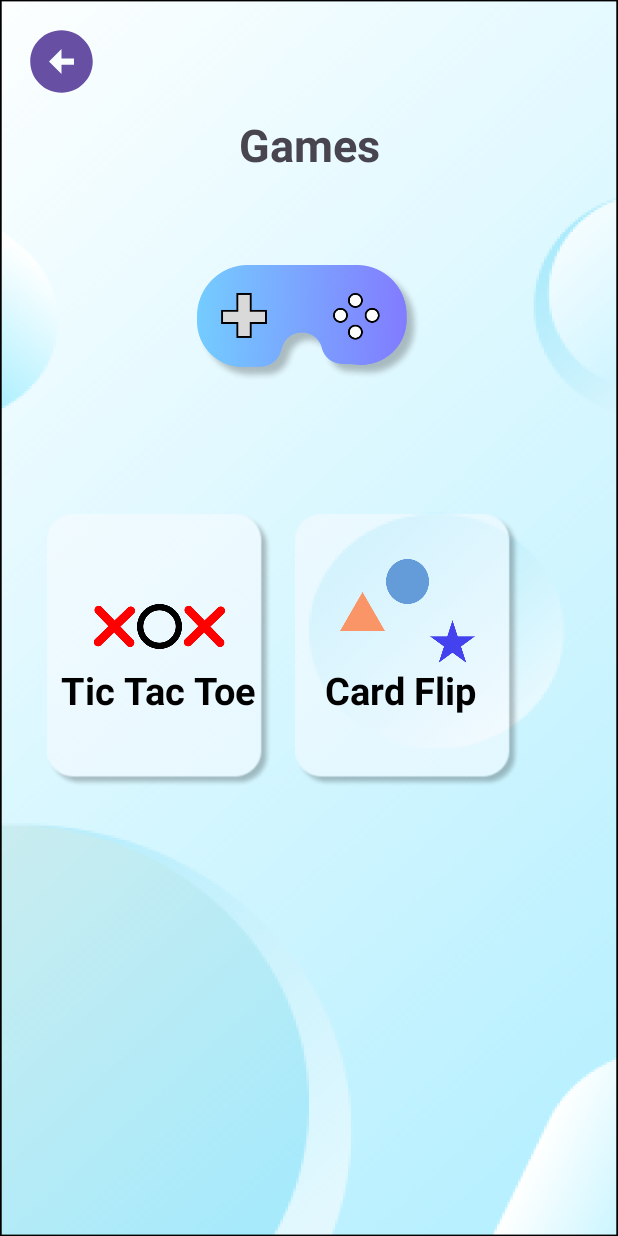
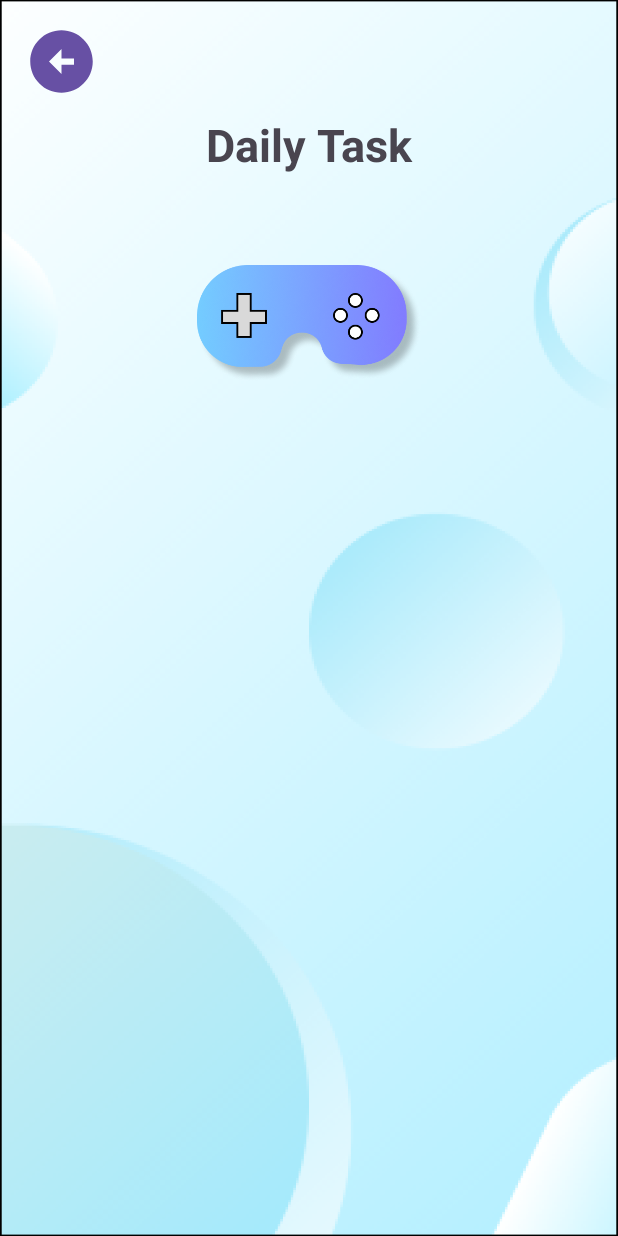
Before and after one commit to jhnndrmt/Payapa, an Android app: the GamesActivity screen opened directly, with no data from a screen before it, on a phone screen of 412 x 824 dp. Run offline under Robolectric (Android 15) with nearby library versions, the phone set to English and light mode, and no system bars; our stand-ins replace Firebase (no records; nobody signed in at launch, a user with empty details on screens opened directly).

Commit message:
init task

```diff
--- a/payapa.android/app/src/main/java/com/example/payapa/GamesActivity.java
+++ b/payapa.android/app/src/main/java/com/example/payapa/GamesActivity.java
@@ -38,8 +38,6 @@ public class GamesActivity extends AppCompatActivity {
         mAuth = FirebaseAuth.getInstance();
         currentUser = mAuth.getCurrentUser();
 
-        LinearLayout tictac = findViewById(R.id.tictac);
-        LinearLayout cardflip = findViewById(R.id.cardflip);
         Button btnBack = findViewById(R.id.btn_back);
 
         btnBack.setOnClickListener(new View.OnClickListener() {
@@ -74,22 +72,6 @@ public class GamesActivity extends AppCompatActivity {
             }
         });
 
-
-        tictac.setOnClickListener(new View.OnClickListener() {
-            @Override
-            public void onClick(View v) {
-                Intent intent = new Intent(GamesActivity.this, TicTacToeActivity.class);
-                startActivity(intent);
-            }
-        });
-
-        cardflip.setOnClickListener(new View.OnClickListener() {
-            @Override
-            public void onClick(View v) {
-                Intent intent = new Intent(GamesActivity.this, CardFlipActivityActivity.class);
-                startActivity(intent);
-            }
-        });
     }
 
     private void saveSelection(String level) {
--- a/payapa.android/app/src/main/res/layout/activity_games.xml
+++ b/payapa.android/app/src/main/res/layout/activity_games.xml
@@ -22,13 +22,13 @@
         android:id="@+id/textView4"
         android:layout_width="wrap_content"
         android:layout_height="wrap_content"
-        android:text="Games"
+        android:layout_marginTop="10dp"
+        android:text="Daily Task"
         android:textSize="30dp"
-        android:layout_marginTop="10dp"
         android:textStyle="bold"
+        app:layout_constraintEnd_toEndOf="parent"
         app:layout_constraintStart_toStartOf="parent"
-        app:layout_constraintEnd_toEndOf="parent"
-        app:layout_constraintTop_toBottomOf="@+id/btn_back"/>
+        app:layout_constraintTop_toBottomOf="@+id/btn_back" />
 
 
     <ImageView
@@ -45,114 +45,16 @@
     <LinearLayout
         android:layout_width="350dp"
         android:layout_height="200dp"
-        android:layout_marginTop="52dp"
+        android:layout_marginStart="32dp"
+        android:layout_marginEnd="13dp"
         android:orientation="vertical"
+        app:layout_constraintBottom_toBottomOf="parent"
+        app:layout_constraintEnd_toEndOf="parent"
+        app:layout_constraintHorizontal_bias="1.0"
+        app:layout_constraintStart_toStartOf="parent"
         app:layout_constraintTop_toBottomOf="@+id/imageView2"
-        tools:layout_editor_absoluteX="16dp">
+        app:layout_constraintVertical_bias="0.217">
 
-        <LinearLayout
-            android:layout_width="wrap_content"
-            android:layout_height="182dp"
-            android:orientation="horizontal">
-
-            <LinearLayout
-                android:id="@+id/tictac"
-                android:layout_width="150dp"
-                android:layout_height="wrap_content"
-                android:layout_marginLeft="15dp"
-                android:background="@drawable/rectgl"
-                android:orientation="vertical">
-
-                <LinearLayout
-                    android:layout_width="match_parent"
-                    android:layout_height="wrap_content"
-                    android:orientation="horizontal">
-
-
-                    <ImageView
-                        android:layout_width="30dp"
-                        android:layout_height="30dp"
-                        android:layout_marginLeft="30dp"
-                        android:layout_marginTop="60dp"
-                        android:src="@drawable/x" />
-
-
-                    <ImageView
-                        android:layout_width="30dp"
-                        android:layout_height="30dp"
-                        android:layout_marginTop="60dp"
-                        android:src="@drawable/o" />
-
-                    <ImageView
-                        android:layout_width="30dp"
-                        android:layout_height="30dp"
-                        android:layout_marginTop="60dp"
-                        android:src="@drawable/x" />
-
-
-                </LinearLayout>
-
-                <TextView
-                    android:layout_width="wrap_content"
-                    android:layout_height="wrap_content"
-                    android:layout_marginLeft="9dp"
-                    android:layout_marginTop="10dp"
-                    android:text="Tic Tac Toe"
-                    android:textColor="@color/black"
-                    android:textSize="25dp"
-                    android:textStyle="bold" />
-
-            </LinearLayout>
-
-            <LinearLayout
-                android:id="@+id/cardflip"
-                android:layout_width="150dp"
-                android:layout_height="wrap_content"
-                android:layout_marginLeft="15dp"
-                android:background="@drawable/rectgl"
-                android:orientation="vertical">
-
-                <LinearLayout
-                    android:layout_width="match_parent"
-                    android:layout_height="wrap_content"
-                    android:orientation="horizontal">
-
-
-                    <ImageView
-                        android:layout_width="30dp"
-                        android:layout_height="30dp"
-                        android:layout_marginLeft="30dp"
-                        android:layout_marginTop="50dp"
-                        android:src="@drawable/triagle" />
-
-
-                    <ImageView
-                        android:layout_width="30dp"
-                        android:layout_height="30dp"
-                        android:layout_marginTop="30dp"
-                        android:src="@drawable/circle" />
-
-                    <ImageView
-                        android:layout_width="30dp"
-                        android:layout_height="30dp"
-                        android:layout_marginTop="70dp"
-                        android:src="@drawable/star" />
-
-
-                </LinearLayout>
-
-                <TextView
-                    android:layout_width="wrap_content"
-                    android:layout_height="wrap_content"
-                    android:layout_marginLeft="20dp"
-                    android:layout_marginTop="0dp"
-                    android:text="Card Flip"
-                    android:textColor="@color/black"
-                    android:textSize="25dp"
-                    android:textStyle="bold" />
-
-            </LinearLayout>
-        </LinearLayout>
     </LinearLayout>
 
 
--- a/payapa.android/app/src/main/res/layout/activity_profile.xml
+++ b/payapa.android/app/src/main/res/layout/activity_profile.xml
@@ -130,7 +130,7 @@
                     android:layout_height="wrap_content"
                     android:layout_marginTop="15dp"
                     android:gravity="center"
-                    android:text="Games"
+                    android:text="Dailt Task"
                     android:textSize="20dp" />
 
                 <ImageView
```
